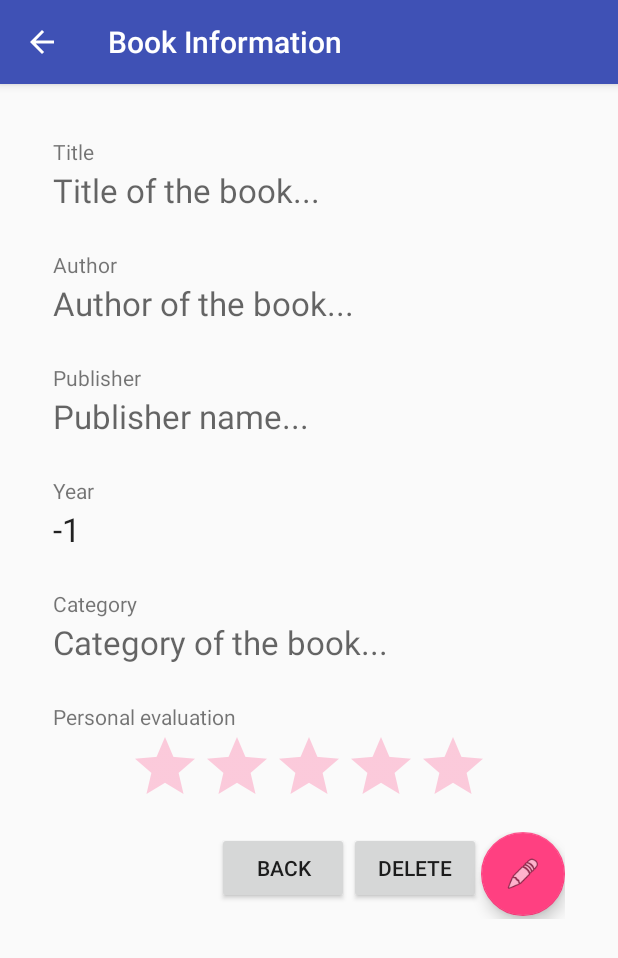
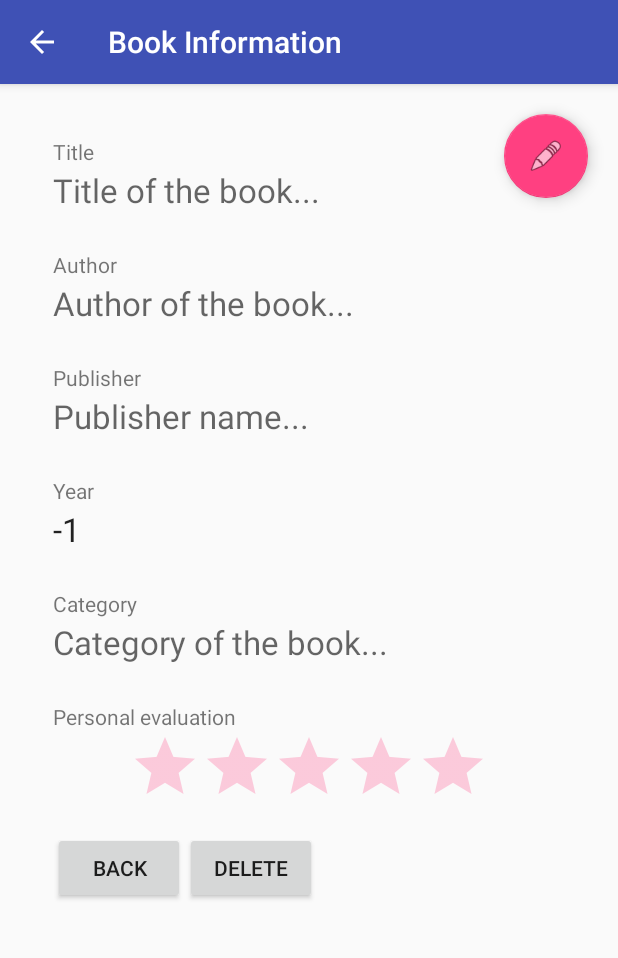
Before and after one commit to gonzalorecio/MyBookDatabase, an Android app: the BookViewActivity screen opened directly, with no data from a screen before it, on a phone screen of 412 x 824 dp. Shown: the top 958 px of the screen. Run offline under Robolectric (Android 15) with nearby library versions, the phone set to English and light mode, and no system bars; 2 statements that could not run were skipped.

Commit message:
Edit fixed. Falta colocar floating buttonEdit

```diff
--- a/app/src/main/java/com/example/pr_idi/mydatabaseexample/BookViewActivity.java
+++ b/app/src/main/java/com/example/pr_idi/mydatabaseexample/BookViewActivity.java
@@ -3,9 +3,12 @@ package com.example.pr_idi.mydatabaseexample;
 import android.content.DialogInterface;
 import android.content.Intent;
 import android.content.res.ColorStateList;
+import android.graphics.drawable.LayerDrawable;
 import android.os.Bundle;
 import android.support.annotation.Nullable;
 import android.support.design.widget.FloatingActionButton;
+import android.support.v4.content.ContextCompat;
+import android.support.v4.graphics.drawable.DrawableCompat;
 import android.support.v7.app.AlertDialog;
 import android.support.v7.app.AppCompatActivity;
 import android.util.Log;
@@ -31,6 +34,7 @@ public class BookViewActivity extends AppCompatActivity {
     RatingBar rating;
     String id;
 
+    LayerDrawable ld;
     boolean edited;
 
     @Override
@@ -112,13 +116,20 @@ public class BookViewActivity extends AppCompatActivity {
             }
         });
 
+        ld = (LayerDrawable) rating.getProgressDrawable();
+        resetColorStars();
         edited = false;
         final FloatingActionButton edit = (FloatingActionButton) findViewById(R.id.floatingActionButtonEdit);
+
         edit.setOnClickListener(new FloatingActionButton.OnClickListener() {
             @Override
             public void onClick(View v) {
                 if (!edited){
                     edit.setImageResource(R.drawable.tick);
+                    // Change color of stars
+                    DrawableCompat.setTint(DrawableCompat.wrap(ld.getDrawable(2)),
+                            ContextCompat.getColor(getApplicationContext(),
+                                    android.R.color.holo_orange_light));
 
                     rating.setIsIndicator(false);
                     rating.setEnabled(true);
@@ -126,17 +137,25 @@ public class BookViewActivity extends AppCompatActivity {
 
                 }else{
                     edit.setImageResource(android.R.drawable.ic_menu_edit);
+                    resetColorStars();
                     rating.setRating(rating.getRating());
                     rating.setIsIndicator(true);
 
                     BookData bookData = new BookData(getApplicationContext());
                     bookData.open();
                     Book book = bookData.getBook(id);
-                    book.setPersonal_evaluation(Float.toString(rating.getRating()));
+                    bookData.deleteBook(book);
+                    bookData.createBook(title.getText().toString(),
+                            author.getText().toString(),
+                            publisher.getText().toString(),
+                            Integer.parseInt(year.getText().toString()),
+                            category.getText().toString(),
+                            Float.toString(rating.getRating()));
+                    bookData.close();
 
                     Log.d("Edit", "New num stars "+ rating.getRating() );
                     String message = "changes saved successfully";
-                    bookData.close();
+
                     Toast.makeText(getApplicationContext(),message,Toast.LENGTH_LONG).show();
 
                 }
@@ -145,6 +164,14 @@ public class BookViewActivity extends AppCompatActivity {
         });
 
     }
+    private void resetColorStars(){
+        //Partial star
+        DrawableCompat.setTint(DrawableCompat.wrap(ld.getDrawable(1)),
+                ContextCompat.getColor(getApplicationContext(), android.R.color.background_light));
+        // Custom star
+        DrawableCompat.setTint(DrawableCompat.wrap(ld.getDrawable(2)),
+                ContextCompat.getColor(getApplicationContext(), R.color.colorAccent));
+    }
 
     @Override
     public boolean onOptionsItemSelected(MenuItem item) {
--- a/app/src/main/res/layout/book_view.xml
+++ b/app/src/main/res/layout/book_view.xml
@@ -5,6 +5,19 @@
     android:orientation="vertical"
     android:layout_width="match_parent"
     android:layout_height="wrap_content">
+
+    <android.support.design.widget.FloatingActionButton
+        android:layout_width="wrap_content"
+        android:layout_height="wrap_content"
+        android:layout_alignParentBottom="false"
+        android:layout_alignParentEnd="true"
+        android:layout_margin="20dp"
+        android:clickable="true"
+        app:fabSize="normal"
+        android:src="@android:drawable/ic_menu_edit"
+        android:id="@+id/floatingActionButtonEdit"
+        android:elevation="0dp"
+        android:layout_weight="1" />
 
 
     <ScrollView
@@ -123,16 +136,16 @@
 
 
             <LinearLayout
-                android:layout_width="wrap_content"
+                android:layout_width="match_parent"
                 android:layout_height="wrap_content"
                 android:orientation="horizontal"
-                android:layout_gravity="right"
+                android:layout_gravity="start"
                 android:id="@+id/save_btn"
                 android:paddingBottom="20dp">
 
                 <Button
                     android:text="Back"
-                    android:layout_width="match_parent"
+                    android:layout_width="wrap_content"
                     android:layout_height="wrap_content"
                     android:layout_marginBottom="5dp"
                     android:id="@+id/cancel_button"
@@ -140,20 +153,12 @@
 
                 <Button
                     android:text="Delete"
-                    android:layout_width="match_parent"
+                    android:layout_width="wrap_content"
                     android:layout_height="wrap_content"
                     android:layout_marginBottom="10dp"
                     android:id="@+id/delete_button"
                     android:elevation="9dp"/>
 
-                <android.support.design.widget.FloatingActionButton
-                    android:layout_width="wrap_content"
-                    android:layout_height="wrap_content"
-                    android:clickable="true"
-                    app:fabSize="normal"
-                    android:src="@android:drawable/ic_menu_edit"
-                    android:id="@+id/floatingActionButtonEdit"
-                    android:layout_weight="1" />
             </LinearLayout>
 
 
```
Also changed, not shown: gradle/wrapper/gradle-wrapper.properties, 2 other files.
